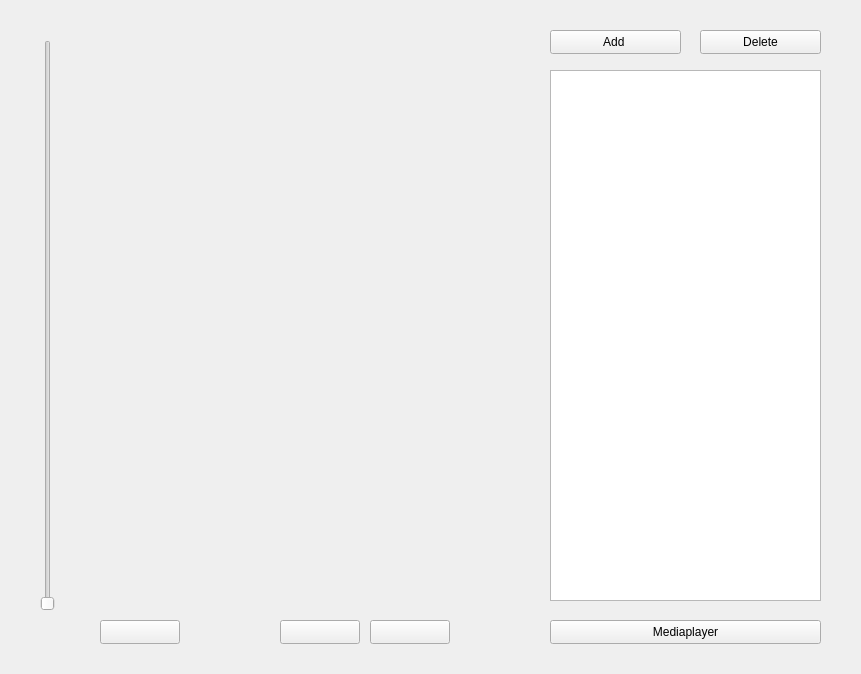
Before: the Qt Designer form radioform.ui in monarxy/MusicPlayer, drawn with Qt 5.
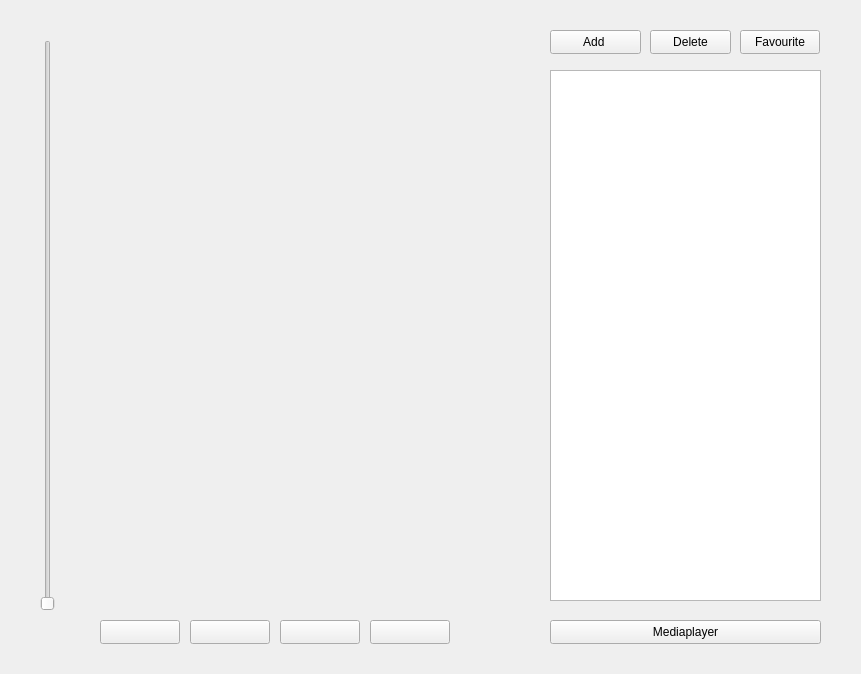
After: the same form once the commit is applied.

```diff
--- a/radioform.ui
+++ b/radioform.ui
@@ -83,7 +83,7 @@
     <rect>
      <x>550</x>
      <y>30</y>
-     <width>131</width>
+     <width>91</width>
      <height>24</height>
     </rect>
    </property>
@@ -107,9 +107,9 @@
   <widget class="QPushButton" name="pushButton_6">
    <property name="geometry">
     <rect>
-     <x>700</x>
+     <x>650</x>
      <y>30</y>
-     <width>121</width>
+     <width>81</width>
      <height>24</height>
     </rect>
    </property>
@@ -117,6 +117,32 @@
     <string>Delete</string>
    </property>
   </widget>
+  <widget class="QPushButton" name="pushButton_7">
+   <property name="geometry">
+    <rect>
+     <x>190</x>
+     <y>620</y>
+     <width>80</width>
+     <height>24</height>
+    </rect>
+   </property>
+   <property name="text">
+    <string/>
+   </property>
+  </widget>
+  <widget class="QPushButton" name="pushButton_8">
+   <property name="geometry">
+    <rect>
+     <x>740</x>
+     <y>30</y>
+     <width>80</width>
+     <height>24</height>
+    </rect>
+   </property>
+   <property name="text">
+    <string>Favourite</string>
+   </property>
+  </widget>
  </widget>
  <resources/>
  <connections/>
```
